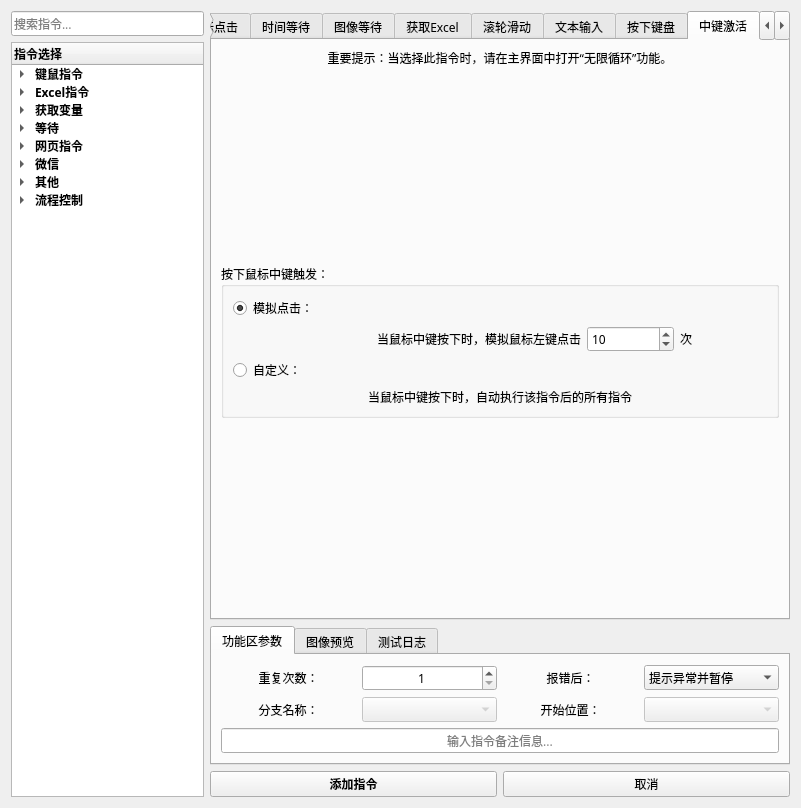
The window that 窗体/导航窗口.ui (FsterThanLight/automatic_clicker_2) describes before a commit, drawn with Qt 5.
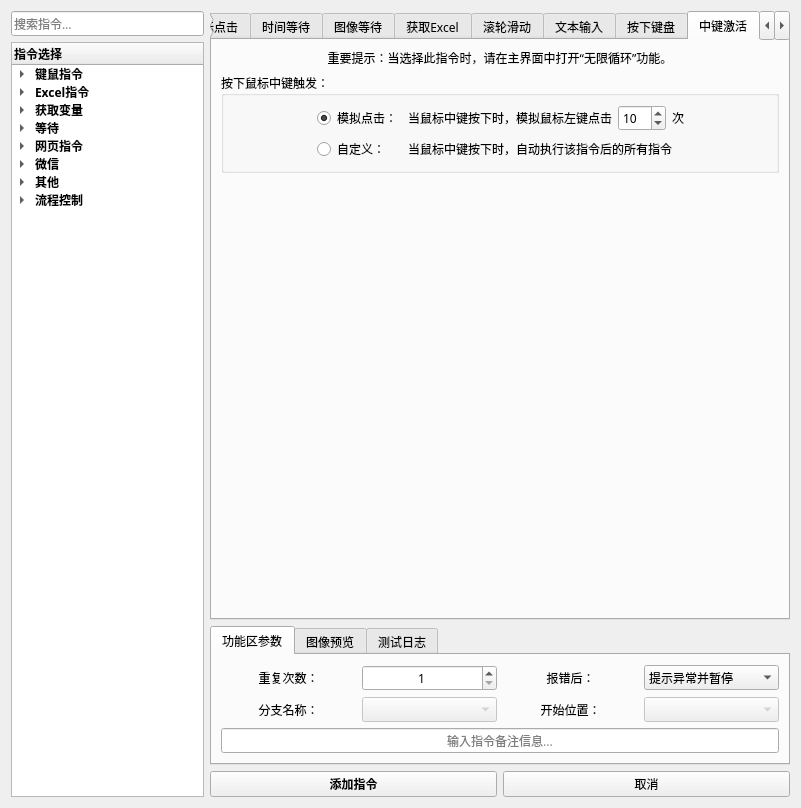
The same window after the commit. The open tabs and pages were chosen to show the change. Icons and pictures are not drawn.

The edit to the form file:
```diff
--- a/窗体/导航窗口.ui
+++ b/窗体/导航窗口.ui
@@ -2703,49 +2703,28 @@
            </property>
           </widget>
          </item>
-         <item>
-          <spacer name="verticalSpacer_27">
-           <property name="orientation">
-            <enum>Qt::Vertical</enum>
-           </property>
-           <property name="sizeHint" stdset="0">
-            <size>
-             <width>20</width>
-             <height>40</height>
-            </size>
-           </property>
-          </spacer>
-         </item>
          <item>
           <widget class="QGroupBox" name="groupBox_23">
            <property name="title">
             <string>按下鼠标中键触发：</string>
            </property>
-           <layout class="QGridLayout" name="gridLayout_60" columnstretch="4,1,1">
-            <item row="0" column="0">
-             <widget class="QRadioButton" name="radioButton">
-              <property name="text">
-               <string>模拟点击：</string>
-              </property>
-              <property name="checked">
-               <bool>true</bool>
-              </property>
-             </widget>
-            </item>
-            <item row="1" column="0">
+           <layout class="QGridLayout" name="gridLayout_60" columnstretch="0,0,0,0">
+            <item row="0" column="2">
+             <layout class="QHBoxLayout" name="horizontalLayout_7" stretch="1,0,1">
+              <item>
              <widget class="QLabel" name="label_27">
               <property name="text">
                <string>当鼠标中键按下时，模拟鼠标左键点击</string>
               </property>
               <property name="alignment">
-               <set>Qt::AlignRight|Qt::AlignTrailing|Qt::AlignVCenter</set>
+                 <set>Qt::AlignLeading|Qt::AlignLeft|Qt::AlignVCenter</set>
               </property>
               <property name="wordWrap">
                <bool>false</bool>
               </property>
              </widget>
             </item>
-            <item row="1" column="1">
+              <item>
              <widget class="QSpinBox" name="spinBox_3">
               <property name="minimum">
                <number>1</number>
@@ -2758,7 +2737,7 @@
               </property>
              </widget>
             </item>
-            <item row="1" column="2">
+              <item>
              <widget class="QLabel" name="label_28">
               <property name="text">
                <string>次</string>
@@ -2768,26 +2747,96 @@
               </property>
              </widget>
             </item>
-            <item row="2" column="0">
+             </layout>
+            </item>
+            <item row="0" column="0">
+             <spacer name="horizontalSpacer">
+              <property name="orientation">
+               <enum>Qt::Horizontal</enum>
+              </property>
+              <property name="sizeHint" stdset="0">
+               <size>
+                <width>40</width>
+                <height>20</height>
+               </size>
+              </property>
+             </spacer>
+            </item>
+            <item row="1" column="1">
              <widget class="QRadioButton" name="radioButton_zi">
+              <property name="layoutDirection">
+               <enum>Qt::LeftToRight</enum>
+              </property>
               <property name="text">
                <string>自定义：</string>
               </property>
              </widget>
             </item>
-            <item row="3" column="0" colspan="3">
+            <item row="1" column="2">
              <widget class="QLabel" name="label_29">
               <property name="text">
                <string>当鼠标中键按下时，自动执行该指令后的所有指令</string>
               </property>
               <property name="alignment">
-               <set>Qt::AlignCenter</set>
+               <set>Qt::AlignLeading|Qt::AlignLeft|Qt::AlignVCenter</set>
               </property>
               <property name="wordWrap">
                <bool>false</bool>
               </property>
              </widget>
             </item>
+            <item row="0" column="1">
+             <widget class="QRadioButton" name="radioButton">
+              <property name="layoutDirection">
+               <enum>Qt::LeftToRight</enum>
+              </property>
+              <property name="text">
+               <string>模拟点击：</string>
+              </property>
+              <property name="checked">
+               <bool>true</bool>
+              </property>
+             </widget>
+            </item>
+            <item row="1" column="0">
+             <spacer name="horizontalSpacer_2">
+              <property name="orientation">
+               <enum>Qt::Horizontal</enum>
+              </property>
+              <property name="sizeHint" stdset="0">
+               <size>
+                <width>40</width>
+                <height>20</height>
+               </size>
+              </property>
+             </spacer>
+            </item>
+            <item row="0" column="3">
+             <spacer name="horizontalSpacer_11">
+              <property name="orientation">
+               <enum>Qt::Horizontal</enum>
+              </property>
+              <property name="sizeHint" stdset="0">
+               <size>
+                <width>40</width>
+                <height>20</height>
+               </size>
+              </property>
+             </spacer>
+            </item>
+            <item row="1" column="3">
+             <spacer name="horizontalSpacer_12">
+              <property name="orientation">
+               <enum>Qt::Horizontal</enum>
+              </property>
+              <property name="sizeHint" stdset="0">
+               <size>
+                <width>40</width>
+                <height>20</height>
+               </size>
+              </property>
+             </spacer>
+            </item>
            </layout>
           </widget>
          </item>
```
Left out of the diff: 4 changed lines with no effect on the pictures. Lines whose indentation alone changed are shown as unchanged.
